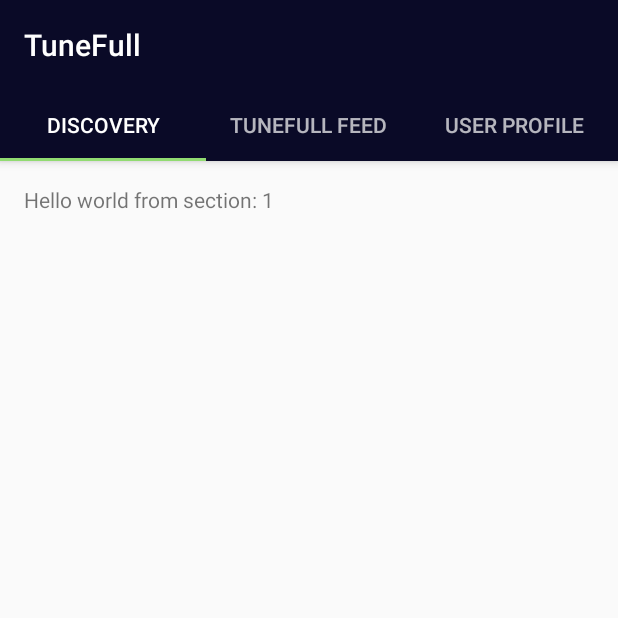
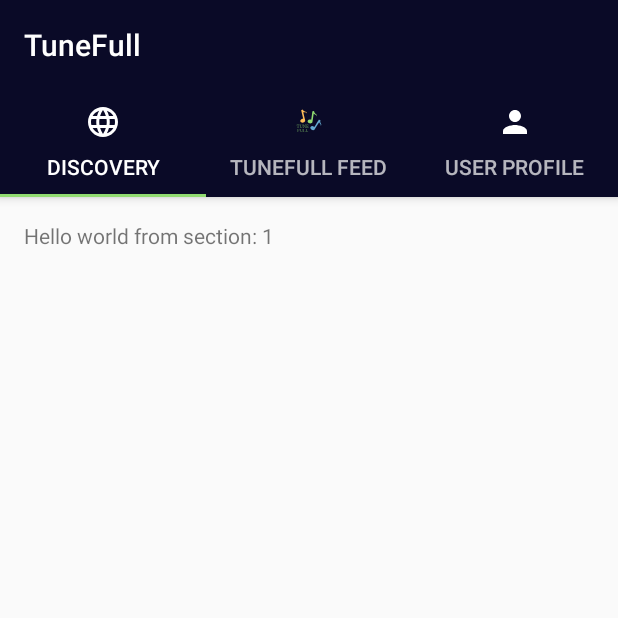
Before and after one commit to tunefull/tunefull, an Android app: the MainActivity screen opened directly, with no data from a screen before it, on a phone screen of 412 x 824 dp, the top half of it. Run offline under Robolectric (Android 15) with nearby library versions, the phone set to English and light mode, and no system bars; our stand-ins replace RxJava; libraries missing offline, so code that uses them is left out: net.openid.appauth; 3 statements that could not run were skipped.

Commit message:
Added icons, vector colors from colors.xml.

```diff
--- a/app/src/main/java/edu/cnm/deepdive/tunefull/controller/MainActivity.java
+++ b/app/src/main/java/edu/cnm/deepdive/tunefull/controller/MainActivity.java
@@ -14,7 +14,7 @@
 
   private UserRepository userRepository; // FIXME
   private TabLayout tabs;
-  private static final int[] TAB_ICONS = new int[]{}; //FIXME
+  private static final int[] TAB_ICONS = new int[]{R.drawable.ic_globe_24, R.drawable.ic_tunefull_logo_text, R.drawable.ic_person_24}; //FIXME
 
   @Override
   protected void onCreate(Bundle savedInstanceState) {
@@ -26,7 +26,7 @@
     viewPager.setAdapter(sectionsPagerAdapter);
     tabs = findViewById(R.id.tabs);
     tabs.setupWithViewPager(viewPager);
-//    setUpTabIcons();
+    setUpTabIcons();
 
     // FIXME (this is just temporary to verify roundtrip)
     userRepository = new UserRepository(this);
--- /dev/null
+++ b/app/src/main/res/drawable/ic_globe_24.xml
@@ -0,0 +1,10 @@
+<vector xmlns:android="http://schemas.android.com/apk/res/android"
+    android:width="24dp"
+    android:height="24dp"
+    android:viewportWidth="24"
+    android:viewportHeight="24"
+    android:tint="?attr/colorControlNormal">
+  <path
+      android:fillColor="@android:color/white"
+      android:pathData="M11.99,2C6.47,2 2,6.48 2,12s4.47,10 9.99,10C17.52,22 22,17.52 22,12S17.52,2 11.99,2zM18.92,8h-2.95c-0.32,-1.25 -0.78,-2.45 -1.38,-3.56 1.84,0.63 3.37,1.91 4.33,3.56zM12,4.04c0.83,1.2 1.48,2.53 1.91,3.96h-3.82c0.43,-1.43 1.08,-2.76 1.91,-3.96zM4.26,14C4.1,13.36 4,12.69 4,12s0.1,-1.36 0.26,-2h3.38c-0.08,0.66 -0.14,1.32 -0.14,2 0,0.68 0.06,1.34 0.14,2L4.26,14zM5.08,16h2.95c0.32,1.25 0.78,2.45 1.38,3.56 -1.84,-0.63 -3.37,-1.9 -4.33,-3.56zM8.03,8L5.08,8c0.96,-1.66 2.49,-2.93 4.33,-3.56C8.81,5.55 8.35,6.75 8.03,8zM12,19.96c-0.83,-1.2 -1.48,-2.53 -1.91,-3.96h3.82c-0.43,1.43 -1.08,2.76 -1.91,3.96zM14.34,14L9.66,14c-0.09,-0.66 -0.16,-1.32 -0.16,-2 0,-0.68 0.07,-1.35 0.16,-2h4.68c0.09,0.65 0.16,1.32 0.16,2 0,0.68 -0.07,1.34 -0.16,2zM14.59,19.56c0.6,-1.11 1.06,-2.31 1.38,-3.56h2.95c-0.96,1.65 -2.49,2.93 -4.33,3.56zM16.36,14c0.08,-0.66 0.14,-1.32 0.14,-2 0,-0.68 -0.06,-1.34 -0.14,-2h3.38c0.16,0.64 0.26,1.31 0.26,2s-0.1,1.36 -0.26,2h-3.38z"/>
+</vector>
--- /dev/null
+++ b/app/src/main/res/drawable/ic_person_24.xml
@@ -0,0 +1,10 @@
+<vector xmlns:android="http://schemas.android.com/apk/res/android"
+    android:width="24dp"
+    android:height="24dp"
+    android:viewportWidth="24"
+    android:viewportHeight="24"
+    android:tint="?attr/colorControlNormal">
+  <path
+      android:fillColor="@android:color/white"
+      android:pathData="M12,12c2.21,0 4,-1.79 4,-4s-1.79,-4 -4,-4 -4,1.79 -4,4 1.79,4 4,4zM12,14c-2.67,0 -8,1.34 -8,4v2h16v-2c0,-2.66 -5.33,-4 -8,-4z"/>
+</vector>
--- a/app/src/main/res/drawable/ic_tunefull_logo.xml
+++ b/app/src/main/res/drawable/ic_tunefull_logo.xml
@@ -7,21 +7,21 @@
       android:pathData="m141.29,88.388 l19.058,-13.636c27.482,46.193 59.94,14.681 62.266,57.83 -9.284,-24.422 -34.456,-13.259 -52.573,-22.015 0,0 0,0 26.944,114.839 4.725,26.144 -36.665,41.96 -56.452,28.386 -19.787,-13.575 -13.791,-49.801 29.016,-49.908C141.29,88.388 141.29,88.388 141.29,88.388Z"
       android:strokeLineJoin="miter"
       android:strokeWidth="1"
-      android:fillColor="#ffbd59"
+      android:fillColor="@color/colorSecondary"
       android:strokeColor="#00000000"
       android:strokeLineCap="butt"/>
   <path
       android:pathData="m385.691,217.793 l23.123,3.805c-13.166,52.112 32.068,52.726 3.242,84.917 10.675,-23.847 -15.03,-33.721 -21.673,-52.715 0,0 0,0 -62.027,100.332 -15.119,21.847 -55.592,3.813 -60.014,-19.772 -4.422,-23.585 25.408,-44.998 55.789,-14.842 61.561,-101.726 61.561,-101.726 61.561,-101.726z"
       android:strokeLineJoin="miter"
       android:strokeWidth="0.999999"
-      android:fillColor="#38b6ff"
+      android:fillColor="@color/colorPrimaryVariant"
       android:strokeColor="#00000000"
       android:strokeLineCap="butt"/>
   <path
       android:pathData="m297.202,101.317 l22.764,-5.561c8.308,53.104 50.166,35.942 36.259,76.855 0.476,-26.123 -27.043,-25.134 -40.597,-40.005l-17.748,116.615c-5.349,26.024 -49.651,25.293 -62.962,5.328 -13.311,-19.966 5.742,-51.356 45.511,-35.517l4.681,-32.848z"
       android:strokeLineJoin="miter"
       android:strokeWidth="0.999999"
-      android:fillColor="#7ed957"
+      android:fillColor="@color/colorAccent"
       android:strokeColor="#00000000"
       android:strokeLineCap="butt"/>
 </vector>
--- a/app/src/main/res/drawable/ic_tunefull_logo_text.xml
+++ b/app/src/main/res/drawable/ic_tunefull_logo_text.xml
@@ -7,53 +7,53 @@
       android:pathData="m141.29,88.388 l19.058,-13.636c27.482,46.193 59.94,14.681 62.266,57.83 -9.284,-24.422 -34.456,-13.259 -52.573,-22.015 0,0 0,0 26.944,114.839 4.725,26.144 -36.665,41.96 -56.452,28.386 -19.787,-13.575 -13.791,-49.801 29.016,-49.908C141.29,88.388 141.29,88.388 141.29,88.388Z"
       android:strokeLineJoin="miter"
       android:strokeWidth="1"
-      android:fillColor="#ffbd59"
+      android:fillColor="@color/colorSecondary"
       android:strokeColor="#00000000"
       android:strokeLineCap="butt"/>
   <path
       android:pathData="m385.691,217.793 l23.123,3.805c-13.166,52.112 32.068,52.726 3.242,84.917 10.675,-23.847 -15.03,-33.721 -21.673,-52.715 0,0 0,0 -62.027,100.332 -15.119,21.847 -55.592,3.813 -60.014,-19.772 -4.422,-23.585 25.408,-44.998 55.789,-14.842 61.561,-101.726 61.561,-101.726 61.561,-101.726z"
       android:strokeLineJoin="miter"
       android:strokeWidth="0.999999"
-      android:fillColor="#38b6ff"
+      android:fillColor="@color/colorPrimaryVariant"
       android:strokeColor="#00000000"
       android:strokeLineCap="butt"/>
   <path
       android:pathData="m297.202,101.317 l22.764,-5.561c8.308,53.104 50.166,35.942 36.259,76.855 0.476,-26.123 -27.043,-25.134 -40.597,-40.005l-17.748,116.615c-5.349,26.024 -49.651,25.293 -62.962,5.328 -13.311,-19.966 5.742,-51.356 45.511,-35.517l4.681,-32.848z"
       android:strokeLineJoin="miter"
       android:strokeWidth="0.999999"
-      android:fillColor="#7ed957"
+      android:fillColor="@color/colorAccent"
       android:strokeColor="#00000000"
       android:strokeLineCap="butt"/>
   <path
       android:pathData="m115.659,288.658q0.28,3.499 0.98,9.182v0.224q0,0.504 -0.98,0.504 -0.336,0 -0.476,-0.336 -1.4,-4.087 -3.667,-5.907 -1.988,-1.596 -6.803,-1.596 -2.072,0 -2.855,0.28 -0.644,0.224 -1.064,0.868 -0.504,0.812 -0.644,2.1 -0.14,1.344 -0.14,4.899v20.968q0,3.891 0.14,5.011 0.14,0.952 0.588,1.596 0.476,0.644 1.484,0.924 0.952,0.252 3.275,0.448 0.532,0.056 0.532,0.728 0,0.812 -0.532,0.812 -4.619,-0.224 -7.783,-0.224 -3.247,0 -7.419,0.224 -0.504,0 -0.504,-0.812 0,-0.672 0.504,-0.728 3.639,-0.308 4.311,-1.372 0.756,-1.176 0.756,-6.999v-21.92q0,-4.731 -0.7,-5.767 -0.672,-1.036 -3.891,-1.036 -4.535,0 -6.607,1.596 -2.268,1.82 -3.779,5.907 -0.14,0.336 -0.392,0.336 -0.98,0 -0.98,-0.504v-0.168q0.728,-5.515 1.036,-9.238 7.671,0.28 17.721,0.28 10.218,0 17.889,-0.28z"
-      android:fillColor="#7ed957"
+      android:fillColor="@color/colorAccent"
       android:strokeColor="#00000000"/>
   <path
       android:pathData="m149.252,288.658q4.675,0.224 6.551,0.224 2.268,0 6.467,-0.224 0.504,0 0.504,0.924 0,0.616 -0.504,0.672 -3.303,0.392 -4.003,1.456 -0.952,1.428 -1.036,7.167l-0.112,6.971q-0.112,7.223 -0.112,10.442 0,6.719 -4.311,10.386 -4.339,3.667 -10.498,3.667 -7.811,0 -12.598,-4.535 -3.331,-3.163 -3.331,-8.65l0.112,-11.002v-8.426q0,-5.095 -0.56,-6.103 -0.616,-1.036 -4.619,-1.372 -0.504,-0.056 -0.504,-0.672 0,-0.924 0.504,-0.924 4.563,0.224 7.475,0.224 3.079,0 7.419,-0.224 0.504,0 0.504,0.924 0,0.616 -0.504,0.672 -2.408,0.224 -3.247,0.532 -0.672,0.28 -1.008,0.84 -0.7,1.204 -0.7,7.251v7.391l-0.056,7.951q0,4.395 0.756,6.607 0.588,1.708 1.988,3.023 3.611,3.331 8.79,3.331 6.075,0 9.182,-3.275 2.799,-2.883 2.799,-8.874 0,-3.555 0,-6.831l-0.056,-9.322q-0.084,-5.823 -0.924,-7.251 -0.672,-1.092 -4.367,-1.372 -0.448,-0.056 -0.448,-0.672 0,-0.924 0.448,-0.924z"
-      android:fillColor="#7ed957"
+      android:fillColor="@color/colorAccent"
       android:strokeColor="#00000000"/>
   <path
       android:pathData="m175.511,294.677h-0.644l0.224,24.411q0.084,6.131 0.924,7.475 0.728,1.148 4.423,1.428 0.448,0.084 0.448,0.672 0,0.7 -0.448,0.7 -0.812,-0.028 -2.296,-0.056 -2.995,-0.112 -4.255,-0.112 -0.98,0 -6.551,0.168 -0.56,0 -0.56,-0.7 0,-0.616 0.56,-0.672 3.331,-0.336 3.975,-1.484 0.896,-1.624 0.98,-7.419l0.336,-21.192q0.084,-4.647 -0.868,-5.907 -0.98,-1.288 -4.703,-1.68 -0.56,-0.056 -0.56,-0.672 0,-0.98 0.56,-0.98 2.967,0.168 5.291,0.168 2.743,0 5.207,-0.056 1.568,2.995 4.367,6.943l13.298,18.924q3.639,5.235 5.459,7.951v-7.055l-0.056,-16.657q0,-5.823 -0.98,-7.251 -0.7,-1.064 -4.367,-1.372 -0.504,-0.056 -0.504,-0.672 0,-0.924 0.504,-0.924 4.675,0.224 6.411,0.224 2.352,0 6.439,-0.224 0.56,0 0.56,0.924 0,0.532 -0.56,0.672 -3.135,0.28 -3.891,1.372 -0.896,1.316 -0.98,7.251l-0.364,20.212q0,1.96 0.028,2.883 0,2.576 0.112,6.943 -2.408,1.484 -2.548,1.484 -0.196,0 -0.392,-0.28 -2.688,-4.423 -6.523,-9.882z"
-      android:fillColor="#7ed957"
+      android:fillColor="@color/colorAccent"
       android:strokeColor="#00000000"/>
   <path
       android:pathData="m242.587,329.362q-8.035,-0.308 -14.193,-0.308 -6.887,0 -14.753,0.308 -0.448,0 -0.448,-0.756 0,-0.644 0.448,-0.728 2.268,-0.224 3.107,-0.532 0.672,-0.28 1.064,-0.84 0.7,-1.036 0.7,-7.531v-20.1q0,-4.479 -0.14,-5.739 -0.112,-0.952 -0.504,-1.568 -0.7,-1.036 -4.535,-1.316 -0.504,-0.056 -0.504,-0.672 0,-0.924 0.504,-0.924 5.767,0.28 14.305,0.28 7.895,0 13.913,-0.28 0.728,7.223 0.98,9.07v0.168q0,0.504 -0.924,0.504 -0.308,0 -0.448,-0.336 -1.26,-3.779 -3.667,-5.683 -2.1,-1.68 -8.65,-1.68 -4.087,0 -5.011,1.372 -0.616,0.924 -0.616,4.787v10.134q0.98,0.056 3.667,0.056 6.159,0 7.559,-1.148 1.484,-1.176 1.736,-3.667 0.056,-0.504 0.616,-0.504 0.868,0 0.868,0.504 -0.112,3.919 -0.112,5.627 0,2.408 0.112,6.439 0,0.504 -0.868,0.504 -0.56,0 -0.616,-0.56 -0.252,-3.163 -1.848,-4.255 -1.512,-1.092 -7.447,-1.092 -1.792,0 -3.667,0.112v9.966q0,5.627 0.812,6.831 0.616,0.896 1.848,1.232 1.232,0.308 3.863,0.308 4.199,0 6.551,-0.588 1.988,-0.476 3.555,-1.596 2.296,-1.68 4.283,-5.739 0.168,-0.392 0.42,-0.392 1.092,0 1.092,0.644l-0.056,0.28q-1.036,4.507 -2.995,9.406z"
-      android:fillColor="#7ed957"
+      android:fillColor="@color/colorAccent"
       android:strokeColor="#00000000"/>
   <path
       android:pathData="m98.19,366.257v9.742q0,4.731 0.112,5.907 0.084,1.036 0.448,1.624 0.7,1.036 4.759,1.372 0.588,0.056 0.588,0.728 0,0.756 -0.588,0.756 -4.507,-0.224 -7.727,-0.224 -3.163,0 -7.223,0.224 -0.588,0 -0.588,-0.756 0,-0.672 0.588,-0.728 3.499,-0.196 4.171,-1.372 0.7,-1.288 0.7,-7.531v-20.1q0,-4.507 -0.14,-5.767 -0.112,-0.924 -0.476,-1.54 -0.728,-1.036 -4.787,-1.316 -0.448,-0.056 -0.448,-0.672 0,-0.924 0.448,-0.924 5.823,0.28 14.529,0.28 8.007,0 14.081,-0.28 0.252,2.967 1.092,9.07v0.168q0,0.504 -1.008,0.504 -0.364,0 -0.532,-0.448 -1.204,-3.751 -3.555,-5.571 -1.26,-0.98 -3.135,-1.344 -1.904,-0.336 -5.683,-0.336 -4.171,0 -4.983,1.372 -0.644,1.036 -0.644,6.803v8.286q0.924,0.084 3.723,0.084 6.355,0 7.727,-1.036 1.288,-1.036 1.568,-3.807 0.084,-0.504 0.784,-0.504 0.812,0 0.812,0.504 -0.112,3.779 -0.112,5.627 0,2.548 0.112,6.439 0,0.56 -0.812,0.56 -0.728,0 -0.784,-0.616 -0.28,-3.247 -1.68,-4.171 -1.68,-1.092 -7.615,-1.092 -1.96,0 -3.723,0.084z"
-      android:fillColor="#7ed957"
+      android:fillColor="@color/colorAccent"
       android:strokeColor="#00000000"/>
   <path
       android:pathData="m150.484,345.681q4.675,0.224 6.551,0.224 2.268,0 6.467,-0.224 0.504,0 0.504,0.924 0,0.616 -0.504,0.672 -3.303,0.392 -4.003,1.456 -0.952,1.428 -1.036,7.167l-0.112,6.971q-0.112,7.223 -0.112,10.442 0,6.719 -4.311,10.386 -4.339,3.667 -10.498,3.667 -7.811,0 -12.598,-4.535 -3.331,-3.163 -3.331,-8.65l0.112,-11.002v-8.426q0,-5.095 -0.56,-6.103 -0.616,-1.036 -4.619,-1.372 -0.504,-0.056 -0.504,-0.672 0,-0.924 0.504,-0.924 4.563,0.224 7.475,0.224 3.079,0 7.419,-0.224 0.504,0 0.504,0.924 0,0.616 -0.504,0.672 -2.408,0.224 -3.247,0.532 -0.672,0.28 -1.008,0.84 -0.7,1.204 -0.7,7.251v7.391l-0.056,7.951q0,4.395 0.756,6.607 0.588,1.708 1.988,3.023 3.611,3.331 8.79,3.331 6.075,0 9.182,-3.275 2.799,-2.883 2.799,-8.874 0,-3.555 0,-6.831l-0.056,-9.322q-0.084,-5.823 -0.924,-7.251 -0.672,-1.092 -4.367,-1.372 -0.448,-0.056 -0.448,-0.672 0,-0.924 0.448,-0.924z"
-      android:fillColor="#7ed957"
+      android:fillColor="@color/colorAccent"
       android:strokeColor="#00000000"/>
   <path
       android:pathData="m197.655,386.385q-6.131,-0.308 -14.277,-0.308 -6.803,0 -14.697,0.308 -0.448,0 -0.448,-0.756 0,-0.644 0.448,-0.728 3.667,-0.336 4.367,-1.372 0.7,-1.008 0.7,-7.531v-21.08q0,-5.319 -0.644,-6.271 -0.7,-1.092 -4.591,-1.372 -0.448,-0.056 -0.448,-0.672 0,-0.924 0.448,-0.924 5.795,0.28 7.531,0.28 1.848,0 7.335,-0.28 0.588,0 0.588,0.924 0,0.616 -0.588,0.672 -3.639,0.364 -4.227,1.372 -0.7,1.288 -0.7,7.251v20.1q0,5.543 0.812,6.831 0.56,0.896 1.764,1.232 1.204,0.308 3.723,0.308 7.139,0 10.162,-2.184 2.072,-1.456 4.227,-5.739 0.252,-0.392 0.476,-0.392 0.364,0 0.756,0.224 0.336,0.224 0.336,0.42l-0.056,0.28q-1.316,5.123 -2.995,9.406z"
-      android:fillColor="#7ed957"
+      android:fillColor="@color/colorAccent"
       android:strokeColor="#00000000"/>
   <path
       android:pathData="m234.3,386.385q-6.131,-0.308 -14.277,-0.308 -6.803,0 -14.697,0.308 -0.448,0 -0.448,-0.756 0,-0.644 0.448,-0.728 3.667,-0.336 4.367,-1.372 0.7,-1.008 0.7,-7.531v-21.08q0,-5.319 -0.644,-6.271 -0.7,-1.092 -4.591,-1.372 -0.448,-0.056 -0.448,-0.672 0,-0.924 0.448,-0.924 5.795,0.28 7.531,0.28 1.848,0 7.335,-0.28 0.588,0 0.588,0.924 0,0.616 -0.588,0.672 -3.639,0.364 -4.227,1.372 -0.7,1.288 -0.7,7.251v20.1q0,5.543 0.812,6.831 0.56,0.896 1.764,1.232 1.204,0.308 3.723,0.308 7.139,0 10.162,-2.184 2.072,-1.456 4.227,-5.739 0.252,-0.392 0.476,-0.392 0.364,0 0.756,0.224 0.336,0.224 0.336,0.42l-0.056,0.28q-1.316,5.123 -2.995,9.406z"
-      android:fillColor="#7ed957"
+      android:fillColor="@color/colorAccent"
       android:strokeColor="#00000000"/>
 </vector>
--- a/app/src/main/res/values/colors.xml
+++ b/app/src/main/res/values/colors.xml
@@ -1,7 +1,7 @@
 <?xml version="1.0" encoding="utf-8"?>
 <resources>
   <color name="colorPrimary">#0a0a27</color>
-  <color name="colorPrimaryDark">#65aad1</color>
+  <color name="colorPrimaryVariant">#65aad1</color>
   <color name="colorAccent">#91db71</color>
   <color name="colorSecondary">#ffbd59</color>
 </resources>
--- a/app/src/main/res/values/styles.xml
+++ b/app/src/main/res/values/styles.xml
@@ -3,7 +3,7 @@
   <style name="AppTheme" parent="Theme.AppCompat.Light.DarkActionBar">
     <!-- Customize your theme here. -->
     <item name="colorPrimary">@color/colorPrimary</item>
-    <item name="colorPrimaryDark">@color/colorPrimaryDark</item>
+    <item name="colorPrimaryDark">@color/colorPrimaryVariant</item>
     <item name="colorAccent">@color/colorAccent</item>
     <item name="colorSecondary">@color/colorSecondary</item>
   </style>
```
Also changed, not shown: app/src/main/res/raw/tunefull_logo.svg (renamed from app/src/main/res/drawable/tunefull-logo.svg).
